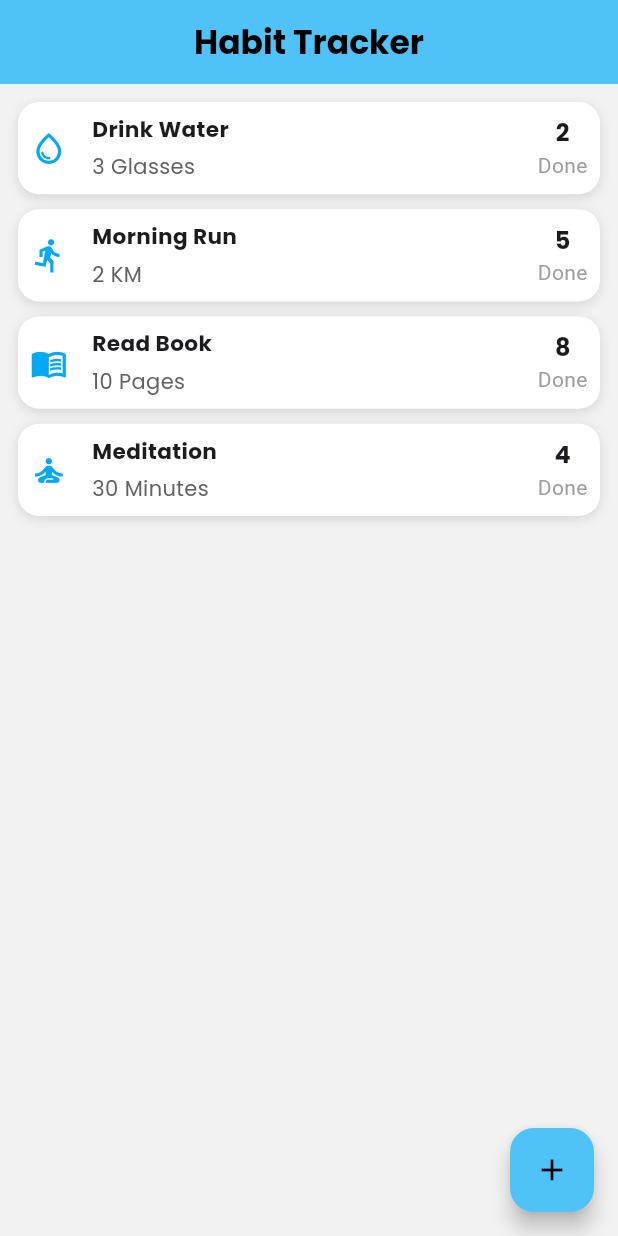
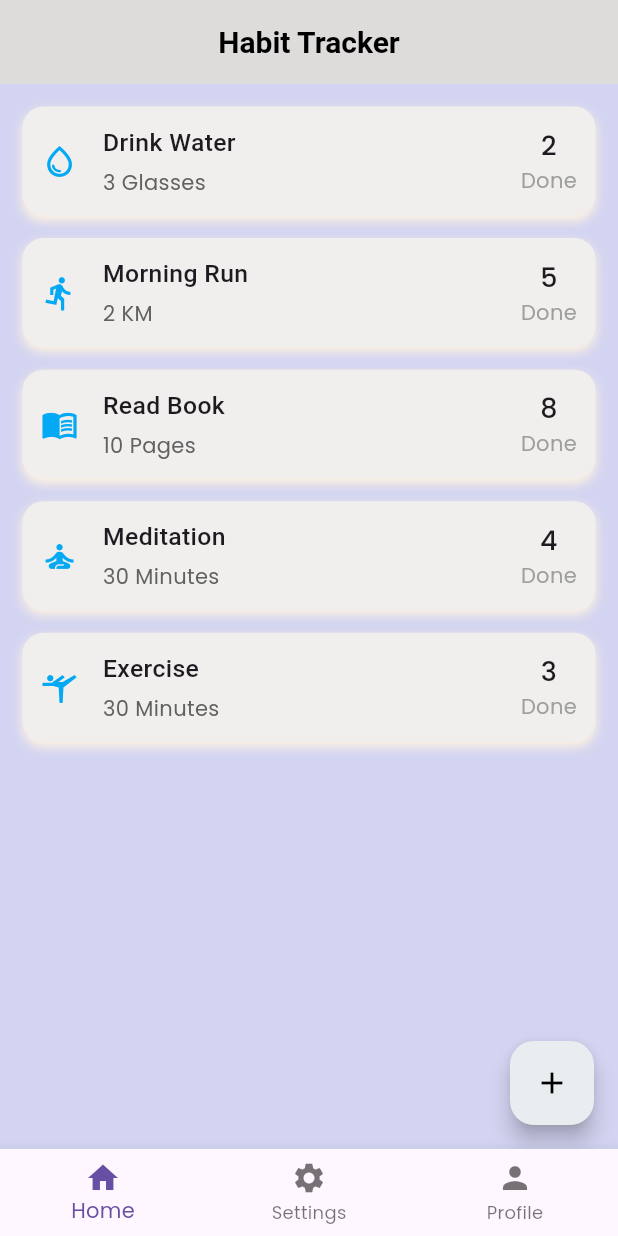
Before and after one commit to Pranta-Nag/Habit_Tracker_App_Using_Flutter, a Flutter app: the screen it shows after launch, on a phone screen of 412 x 824 dp. Run offline on Flutter 3.47's test engine with Material 3 defaults, Android fonts, the phone set to English and light mode, and no system bars; our stand-ins replace go_router, google_fonts; Roboto replaces fonts that are missing (Akshar).

```diff
--- a/lib/main.dart
+++ b/lib/main.dart
@@ -1,5 +1,6 @@
 import 'package:flutter/material.dart';
-import 'package:habit_app/screens/dashboard_screen.dart';
+import 'package:google_fonts/google_fonts.dart';
+import 'package:habit_app/routing/route.dart';
 
 void main() {
   runApp(const MyApp());
@@ -10,10 +11,26 @@ class MyApp extends StatelessWidget {
 
   @override
   Widget build(BuildContext context) {
-    return MaterialApp(
+    return MaterialApp.router(
       debugShowCheckedModeBanner: false,
-      theme: ThemeData.light(),
-      home: const DashboardScreen(),
+      //theme: ThemeData.light(),
+      theme: ThemeData(
+        useMaterial3: true,
+        textTheme: GoogleFonts.poppinsTextTheme(
+        ),
+        appBarTheme:const AppBarTheme(
+          titleTextStyle: TextStyle(
+            color: Colors.black,
+            fontSize: 20,
+            fontWeight: FontWeight.bold,
+          ),
+          backgroundColor: const Color.fromARGB(255, 222, 219, 219),
+          elevation: 0,
+          centerTitle: true,
+          iconTheme: const IconThemeData(color: Colors.black),
+        ),
+      ),
+      routerConfig: router,
     );
   }
 }
--- /dev/null
+++ b/lib/routing/route.dart
@@ -0,0 +1,15 @@
+import 'package:go_router/go_router.dart';
+import 'package:habit_app/screens/add_habit.dart';
+import 'package:habit_app/widgets/navbar.dart';
+
+final GoRouter router = GoRouter(
+  routes: [
+    GoRoute(
+      path: '/',
+      builder: (context, state) =>const Navbar(),
+    ),
+    GoRoute(
+      path:'/add-habit',
+      builder: (context, state) =>const AddHabitScreen(),),
+  ],
+);
--- a/lib/screens/add_habit.dart
+++ b/lib/screens/add_habit.dart
@@ -10,11 +10,9 @@ class AddHabitScreen extends StatefulWidget {
 }
 
 class _AddHabitScreenState extends State<AddHabitScreen> {
-  final TextEditingController habitNameController =
-      TextEditingController();
+  final TextEditingController habitNameController = TextEditingController();
 
-  final TextEditingController habitGoalController =
-      TextEditingController();
+  final TextEditingController habitGoalController = TextEditingController();
 
   final GlobalKey<FormState> formKey = GlobalKey<FormState>();
 
@@ -44,25 +42,15 @@ class _AddHabitScreenState extends State<AddHabitScreen> {
 
     return Scaffold(
       backgroundColor: const Color(0xffF5F5F5),
-
       appBar: AppBar(
-        backgroundColor: Colors.lightBlue.shade300,
-        centerTitle: true,
-        title: Text(
+        title:const Text(
           "Add Habit",
-          style: GoogleFonts.poppins(
-            fontWeight: FontWeight.bold,
-            color: Colors.black,
-          ),
         ),
       ),
-
       body: Padding(
         padding: EdgeInsets.all(size.width * 0.05),
-
         child: Form(
           key: formKey,
-
           child: Column(
             crossAxisAlignment: CrossAxisAlignment.start,
             children: [
@@ -73,23 +61,19 @@ class _AddHabitScreenState extends State<AddHabitScreen> {
                   fontSize: 16,
                 ),
               ),
-
-              const SizedBox(height: 10),
-
+              const SizedBox(height: 8),
               TextFormField(
                 controller: habitNameController,
-
                 decoration: InputDecoration(
                   hintText: "Enter habit name",
-
                   filled: true,
                   fillColor: Colors.white,
-
+                  focusColor: Colors.blueGrey,
                   border: OutlineInputBorder(
-                    borderRadius: BorderRadius.circular(12),
+                    borderRadius: BorderRadius.circular(15),
+                    gapPadding: BorderSide.strokeAlignCenter,
                   ),
                 ),
-
                 validator: (value) {
                   if (value == null || value.trim().isEmpty) {
                     return "Please enter habit name";
@@ -97,9 +81,7 @@ class _AddHabitScreenState extends State<AddHabitScreen> {
                   return null;
                 },
               ),
-
-              const SizedBox(height: 25),
-
+              const SizedBox(height: 10),
               Text(
                 "Daily Goal",
                 style: GoogleFonts.poppins(
@@ -107,23 +89,19 @@ class _AddHabitScreenState extends State<AddHabitScreen> {
                   fontSize: 16,
                 ),
               ),
-
               const SizedBox(height: 10),
-
               TextFormField(
                 controller: habitGoalController,
-
                 decoration: InputDecoration(
                   hintText: "Example: 2 km / 10 pages",
-
+                  focusColor: Colors.blueGrey,
                   filled: true,
                   fillColor: Colors.white,
-
                   border: OutlineInputBorder(
-                    borderRadius: BorderRadius.circular(12),
+                    gapPadding: BorderSide.strokeAlignCenter,
+                    borderRadius: BorderRadius.circular(15),
                   ),
                 ),
-
                 validator: (value) {
                   if (value == null || value.trim().isEmpty) {
                     return "Please enter daily goal";
@@ -131,29 +109,24 @@ class _AddHabitScreenState extends State<AddHabitScreen> {
                   return null;
                 },
               ),
-
-              const SizedBox(height: 40),
-
+              const SizedBox(height: 20),
               SizedBox(
                 width: double.infinity,
-                height: 55,
-
+                height: 40,
                 child: ElevatedButton(
                   style: ElevatedButton.styleFrom(
-                    backgroundColor: Colors.lightBlue.shade300,
-
+                    backgroundColor: const Color.fromARGB(255, 14, 50, 67),
+                    foregroundColor: Colors.white,
                     shape: RoundedRectangleBorder(
                       borderRadius: BorderRadius.circular(12),
                     ),
                   ),
-
                   onPressed: saveHabit,
-
                   child: Text(
                     "Save Habit",
                     style: GoogleFonts.poppins(
-                      color: Colors.black,
-                      fontSize: 18,
+                      color: Colors.white,
+                      fontSize: 16,
                       fontWeight: FontWeight.bold,
                     ),
                   ),
--- a/lib/screens/dashboard_screen.dart
+++ b/lib/screens/dashboard_screen.dart
@@ -1,7 +1,9 @@
+import 'dart:ui';
+
 import 'package:flutter/material.dart';
+import 'package:go_router/go_router.dart';
 import 'package:google_fonts/google_fonts.dart';
 import 'package:habit_app/models/habit.dart';
-import 'package:habit_app/screens/add_habit.dart';
 import 'package:habit_app/widgets/habit_tile.dart';
 
 class DashboardScreen extends StatefulWidget {
@@ -12,42 +14,42 @@ class DashboardScreen extends StatefulWidget {
 }
 
 class _DashboardScreenState extends State<DashboardScreen> {
-  List<Habit> habits = [
+  final List<Habit> habits = [
     Habit(
       name: "Drink Water",
       goal: "3 Glasses",
       icon: Icons.water_drop_outlined,
       streak: "2",
     ),
-
     Habit(
       name: "Morning Run",
       goal: "2 KM",
       icon: Icons.directions_run,
       streak: "5",
     ),
-
     Habit(
       name: "Read Book",
       goal: "10 Pages",
       icon: Icons.menu_book_outlined,
       streak: "8",
     ),
-
     Habit(
       name: "Meditation",
       goal: "30 Minutes",
       icon: Icons.self_improvement_outlined,
       streak: "4",
     ),
+    Habit(
+      name: "Exercise",
+      goal: "30 Minutes",
+      icon: Icons.sports_gymnastics_outlined,
+      streak: "3",
+    ),
   ];
 
   Future<void> addHabit() async {
-    final Habit? newHabit = await Navigator.push(
-      context,
-      MaterialPageRoute(
-        builder: (context) => const AddHabitScreen(),
-      ),
+    final Habit? newHabit = await context.push<Habit>(
+      '/add-habit',
     );
 
     if (newHabit != null) {
@@ -57,65 +59,63 @@ class _DashboardScreenState extends State<DashboardScreen> {
     }
   }
 
-  @override
-  Widget build(BuildContext context) {
-    return Scaffold(
-      backgroundColor: const Color(0xffF2F2F2),
+  void deleteHabit(int index) {
+    final deletedHabit = habits[index];
 
-      appBar: AppBar(
-        centerTitle: true,
-        backgroundColor: Colors.lightBlue.shade300,
-
-        title: Text(
-          "Habit Tracker",
-          style: GoogleFonts.poppins(
-            fontWeight: FontWeight.bold,
-            color: Colors.black,
-          ),
-        ),
-      ),
-
-      body: ListView.builder(
-        padding: const EdgeInsets.all(12),
-        itemCount: habits.length,
-
-        itemBuilder: (context, index) {
-          final habit = habits[index];
-
-          return Dismissible(
-            key: Key(habit.name),
-
-            direction: DismissDirection.endToStart,
-
-            background: Container(
-              margin: const EdgeInsets.only(bottom: 12),
-              padding: const EdgeInsets.only(right: 20),
-
-              alignment: Alignment.centerRight,
-
-              decoration: BoxDecoration(
-                color: Colors.red,
-                borderRadius: BorderRadius.circular(14),
-              ),
-
-              child: const Icon(
-                Icons.delete,
-                color: Colors.white,
-              ),
-            ),
-
-            onDismissed: (direction) {
     setState(() {
       habits.removeAt(index);
     });
 
     ScaffoldMessenger.of(context).showSnackBar(
       SnackBar(
-                  content: Text("${habit.name} deleted"),
+        behavior: SnackBarBehavior.floating,
+        content: Text("${deletedHabit.name} deleted"),
       ),
     );
-            },
+  }
 
+  @override
+  Widget build(BuildContext context) {
+    return Scaffold(
+      backgroundColor: const Color.fromARGB(255, 211, 212, 241),
+      appBar: AppBar(
+        title:const Text(
+          "Habit Tracker",
+        ),
+      ),
+      body: habits.isEmpty
+          ? Center(
+              child: Text(
+                "No Habits Added",
+                style: GoogleFonts.poppins(
+                  fontSize: 18,
+                  fontWeight: FontWeight.w500,
+                ),
+              ),
+            )
+          : ListView.builder(
+              padding: const EdgeInsets.all(15),
+              itemCount: habits.length,
+              itemBuilder: (context, index) {
+                final habit = habits[index];
+
+                return Dismissible(
+                  key: ValueKey(habit.name),
+                  direction: DismissDirection.endToStart,
+                  background: Container(
+                    margin: const EdgeInsets.only(bottom: 12),
+                    padding: const EdgeInsets.only(right: 20),
+                    alignment: Alignment.centerRight,
+                    decoration: BoxDecoration(
+                      color: Colors.red,
+                      borderRadius: BorderRadius.circular(14),
+                    ),
+                    child: const Icon(
+                      Icons.delete,
+                      color: Colors.white,
+                    ),
+                  ),
+                  onDismissed: (_) => deleteHabit(index),
                   child: HabitTile(
                     habitName: habit.name,
                     habitGoal: habit.goal,
@@ -125,12 +125,10 @@ class _DashboardScreenState extends State<DashboardScreen> {
                 );
               },
             ),
-
         floatingActionButton: FloatingActionButton(
-        backgroundColor: Colors.lightBlue.shade300,
-
+        focusColor: const Color.fromARGB(255, 193, 244, 234),
+        backgroundColor: const Color.fromARGB(255, 232, 237, 239),
         onPressed: addHabit,
-
         child: const Icon(
           Icons.add,
           color: Colors.black,
--- a/lib/widgets/habit_Tile.dart
+++ b/lib/widgets/habit_Tile.dart
@@ -1,7 +1,7 @@
 import 'package:flutter/material.dart';
 import 'package:google_fonts/google_fonts.dart';
 
-class HabitTile extends StatelessWidget {
+class HabitTile extends StatefulWidget {
   final String habitName;
   final String habitGoal;
   final IconData icon;
@@ -16,20 +16,25 @@ class HabitTile extends StatelessWidget {
   });
 
   @override
+  State<HabitTile> createState() => _HabitTileState();
+}
+
+class _HabitTileState extends State<HabitTile> {
+  @override
   Widget build(BuildContext context) {
     final size = MediaQuery.of(context).size;
 
     return Container(
-      margin: const EdgeInsets.only(bottom: 10),
-      padding: EdgeInsets.all(size.width * 0.02),
+      margin: const EdgeInsets.only(bottom: 15),
+      padding: EdgeInsets.all(size.width * 0.03),
       decoration: BoxDecoration(
-        color: Colors.white,
+        color: const Color.fromARGB(255, 240, 239, 237),
         borderRadius: BorderRadius.circular(14),
-        boxShadow: const [
+        boxShadow: [
           BoxShadow(
-            color: Colors.black12,
-            blurRadius: 6,
-            offset: Offset(0, 2),
+            color: Colors.orange.shade50,
+            blurRadius: 5,
+            offset: Offset(0, 3),
           ),
         ],
       ),
@@ -40,7 +45,7 @@ class HabitTile extends StatelessWidget {
           Row(
             children: [
               Icon(
-                icon,
+                widget.icon,
                 size: size.width * 0.06,
                 color: Colors.lightBlue,
               ),
@@ -51,17 +56,17 @@ class HabitTile extends StatelessWidget {
                 crossAxisAlignment: CrossAxisAlignment.start,
                 children: [
                   Text(
-                    habitName,
-                    style: GoogleFonts.poppins(
-                      fontSize: size.width * 0.035,
-                      fontWeight: FontWeight.bold,
+                    widget.habitName,
+                    style: GoogleFonts.akshar(
+                      fontSize: size.width * 0.040,
+                      fontWeight: FontWeight.w500,
                     ),
                   ),
 
                   const SizedBox(height: 4),
 
                   Text(
-                    habitGoal,
+                    widget.habitGoal,
                     style: GoogleFonts.poppins(
                       color: Colors.grey[700],
                     ),
@@ -74,10 +79,10 @@ class HabitTile extends StatelessWidget {
           Column(
             children: [
               Text(
-                streakCounter,
+                widget.streakCounter,
                 style: GoogleFonts.poppins(
-                  fontWeight: FontWeight.bold,
-                  fontSize: 16,
+                  fontWeight: FontWeight.w500,
+                  fontSize: 18,
                 ),
               ),
 
--- /dev/null
+++ b/lib/widgets/navbar.dart
@@ -0,0 +1,53 @@
+import 'package:flutter/material.dart';
+import 'package:habit_app/screens/dashboard_screen.dart';
+
+class Navbar extends StatefulWidget {
+  const Navbar({super.key});
+
+  @override
+  State<Navbar> createState() => _NavbarState();
+}
+
+class _NavbarState extends State<Navbar> {
+  int currentIndex = 0;
+
+  final List<Widget> screens = [
+    const DashboardScreen(), // Replace with your home screen
+    const Center(child: Text("Settings Screen")), // Replace with your settings screen
+    const Center(child: Text("Profile Screen")),
+  ];
+
+  @override
+  Widget build(BuildContext context) {
+    return Scaffold(
+      body: screens[currentIndex], // Display the selected screen
+
+      bottomNavigationBar: BottomNavigationBar(
+        currentIndex: currentIndex, //
+
+        onTap: (index) {
+          setState(() {
+            currentIndex = index;
+          });
+        },
+
+        items: const [
+          BottomNavigationBarItem(
+            icon: Icon(Icons.home),
+            label: "Home",
+          ),
+
+          BottomNavigationBarItem(
+            icon: Icon(Icons.settings),
+            label: "Settings",
+          ),
+
+          BottomNavigationBarItem(
+            icon: Icon(Icons.person),
+            label: "Profile",
+          ),
+        ],
+      ),
+    );
+  }
+}
--- a/pubspec.yaml
+++ b/pubspec.yaml
@@ -36,6 +36,7 @@ dependencies:
   # Use with the CupertinoIcons class for iOS style icons.
   cupertino_icons: ^1.0.8
   google_fonts: ^6.3.0
+  go_router: ^15.1.2
 
 dev_dependencies:
   flutter_test:
```
Also changed, not shown: pubspec.lock. Lines whose indentation alone changed are shown as unchanged.
